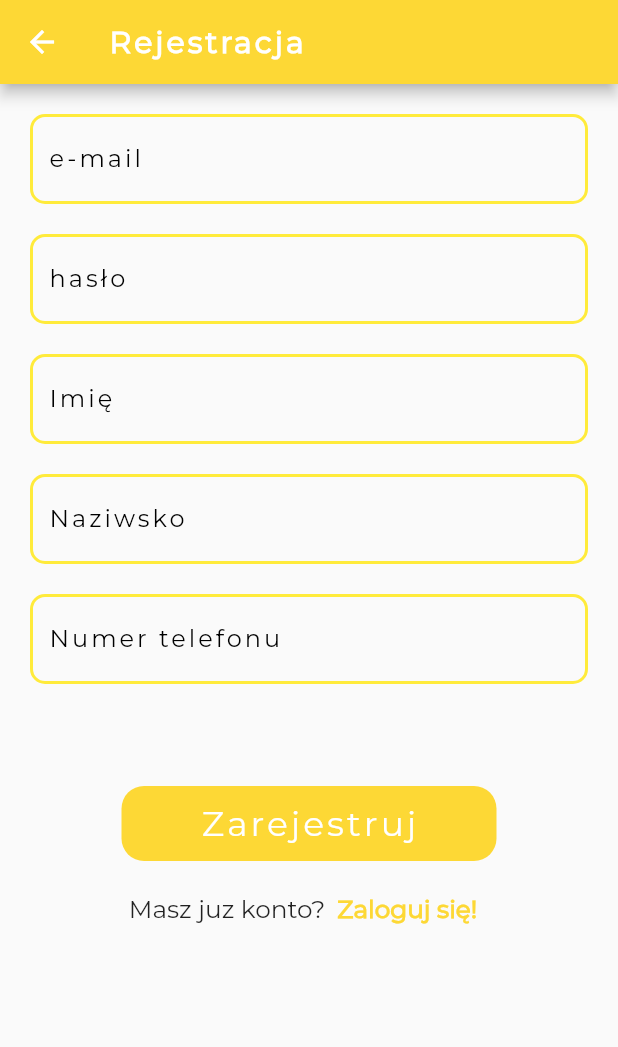
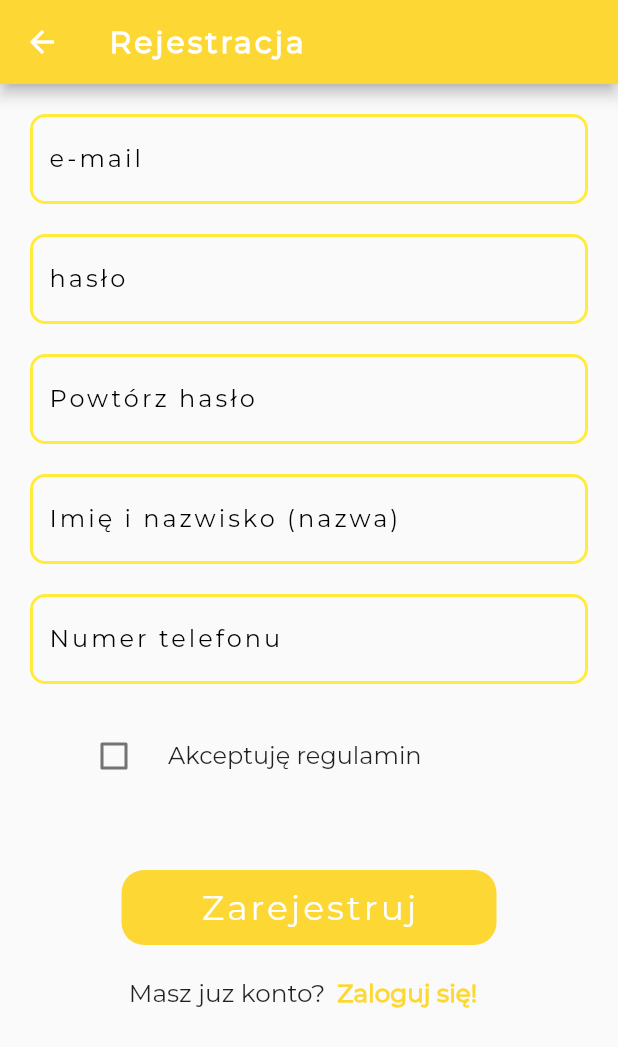
Before and after one commit to Klimek777/real_genecar, a Flutter app: the Register screen opened directly, on a phone screen of 412 x 824 dp. Shown: the top 1047 px of the screen. Run offline on Flutter 3.47's test engine with Material 2 defaults, Android fonts, the phone set to English and light mode, and no system bars.

Commit message:
poprawiony form. rej.

```diff
--- a/lib/pages/register.dart
+++ b/lib/pages/register.dart
@@ -12,6 +12,7 @@ class Register extends StatefulWidget {
 }
 
 class _RegisterState extends State<Register> {
+  bool checkedValue = false;
   @override
   Widget build(BuildContext context) {
     return Scaffold(
@@ -46,7 +47,7 @@ class _RegisterState extends State<Register> {
                         fontWeight: FontWeight.w400,
                         letterSpacing: 2.0),
                     labelText: 'e-mail',
-                    hintText: 'e-mail'),
+                    hintText: 'Podaj e-mail'),
               ),
             ),
             Padding(
@@ -73,6 +74,29 @@ class _RegisterState extends State<Register> {
               ),
             ),
             Padding(
+              padding: EdgeInsets.fromLTRB(20.0, 20.0, 20.0, 0),
+              child: TextField(
+                decoration: InputDecoration(
+                    focusedBorder: OutlineInputBorder(
+                      borderRadius: BorderRadius.all(Radius.circular(10.0)),
+                      // width: 0.0 produces a thin "hairline" border
+                      borderSide: BorderSide(color: Colors.yellow, width: 2.0),
+                    ),
+                    enabledBorder: OutlineInputBorder(
+                      borderRadius: BorderRadius.all(Radius.circular(10.0)),
+                      // width: 0.0 produces a thin "hairline" border
+                      borderSide: BorderSide(color: Colors.yellow, width: 2.0),
+                    ),
+                    border: OutlineInputBorder(),
+                    labelStyle: TextStyle(
+                        color: Colors.black,
+                        fontWeight: FontWeight.w400,
+                        letterSpacing: 2.0),
+                    labelText: 'Powtórz hasło ',
+                    hintText: 'Podaj hasło ponownie'),
+              ),
+            ),
+            Padding(
               padding: EdgeInsets.all(20.0),
               child: TextField(
                 decoration: InputDecoration(
@@ -91,37 +115,12 @@ class _RegisterState extends State<Register> {
                         color: Colors.black,
                         fontWeight: FontWeight.w400,
                         letterSpacing: 2.0),
-                    labelText: 'Imię',
-                    hintText: 'Podaj swoje imię'),
+                    labelText: 'Imię i nazwisko (nazwa)',
+                    hintText: 'Podaj nazwę swojego profilu'),
               ),
             ),
             Padding(
-              padding: EdgeInsets.fromLTRB(20.0, 0, 20, 0),
-              child: TextField(
-                decoration: InputDecoration(
-                    focusedBorder: OutlineInputBorder(
-                      borderRadius: BorderRadius.all(Radius.circular(10.0)),
-
-                      // width: 0.0 produces a thin "hairline" border
-                      borderSide: BorderSide(color: Colors.yellow, width: 2.0),
-                    ),
-                    enabledBorder: OutlineInputBorder(
-                      borderRadius: BorderRadius.all(Radius.circular(10.0)),
-
-                      // width: 0.0 produces a thin "hairline" border
-                      borderSide: BorderSide(color: Colors.yellow, width: 2.0),
-                    ),
-                    border: OutlineInputBorder(),
-                    labelStyle: TextStyle(
-                        color: Colors.black,
-                        fontWeight: FontWeight.w400,
-                        letterSpacing: 2.0),
-                    labelText: 'Naziwsko',
-                    hintText: 'Podaj swoje naziwsko'),
-              ),
-            ),
-            Padding(
-              padding: EdgeInsets.all(20.0),
+              padding: EdgeInsets.fromLTRB(20.0, 0.0, 20.0, 20.0),
               child: TextField(
                 decoration: InputDecoration(
                     focusedBorder: OutlineInputBorder(
@@ -143,6 +142,22 @@ class _RegisterState extends State<Register> {
                         letterSpacing: 2.0),
                     labelText: 'Numer telefonu',
                     hintText: 'Numer telefonu'),
+              ),
+            ),
+            Padding(
+              padding: const EdgeInsets.fromLTRB(40.0, 0, 0, 0),
+              child: Center(
+                child: CheckboxListTile(
+                  controlAffinity: ListTileControlAffinity.leading,
+                  value: checkedValue,
+                  onChanged: (newValue) {
+                    setState(() {
+                      checkedValue = newValue!;
+                    });
+                  },
+                  title: Text('Akceptuję regulamin'),
+                  activeColor: Colors.yellow[600],
+                ),
               ),
             ),
             Padding(
```
Also changed, not shown: 20 other files.
